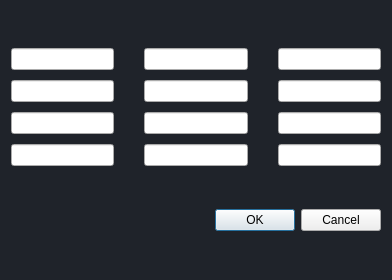
CoreFreeze/BRS, file casterName.ui: the form before one commit.
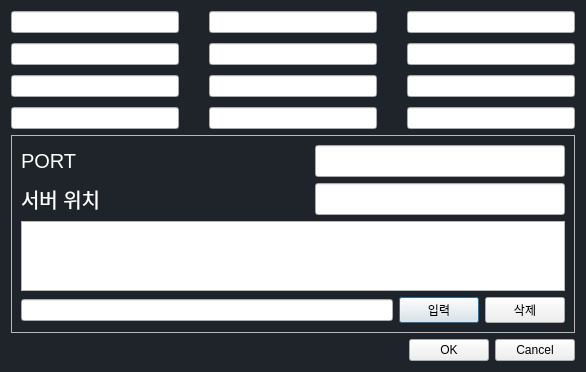
The form after the commit.

What changed in the file:
```diff
--- a/casterName.ui
+++ b/casterName.ui
@@ -9,8 +9,8 @@
    <rect>
     <x>0</x>
     <y>0</y>
-    <width>392</width>
-    <height>280</height>
+    <width>586</width>
+    <height>344</height>
    </rect>
   </property>
   <property name="windowTitle">
@@ -19,6 +19,10 @@
   <property name="styleSheet">
    <string notr="true">#Dialog {
 	background-color: #1f232a;
+}
+
+#label, #label_2 {
+	color: #FFFFFF
 }</string>
   </property>
   <layout class="QVBoxLayout" name="verticalLayout">
@@ -68,6 +72,110 @@
      </item>
     </layout>
    </item>
+   <item>
+    <widget class="QFrame" name="frame">
+     <property name="frameShape">
+      <enum>QFrame::StyledPanel</enum>
+     </property>
+     <property name="frameShadow">
+      <enum>QFrame::Raised</enum>
+     </property>
+     <layout class="QVBoxLayout" name="verticalLayout_2">
+      <item>
+       <layout class="QHBoxLayout" name="horizontalLayout_2">
+        <item>
+         <widget class="QLabel" name="label">
+          <property name="font">
+           <font>
+            <pointsize>15</pointsize>
+           </font>
+          </property>
+          <property name="text">
+           <string>PORT</string>
+          </property>
+         </widget>
+        </item>
+        <item>
+         <widget class="QLineEdit" name="portNumber">
+          <property name="maximumSize">
+           <size>
+            <width>250</width>
+            <height>16777215</height>
+           </size>
+          </property>
+          <property name="font">
+           <font>
+            <pointsize>15</pointsize>
+           </font>
+          </property>
+         </widget>
+        </item>
+       </layout>
+      </item>
+      <item>
+       <layout class="QHBoxLayout" name="horizontalLayout">
+        <item>
+         <widget class="QLabel" name="label_2">
+          <property name="font">
+           <font>
+            <pointsize>15</pointsize>
+           </font>
+          </property>
+          <property name="text">
+           <string>서버 위치</string>
+          </property>
+         </widget>
+        </item>
+        <item>
+         <widget class="QLineEdit" name="position">
+          <property name="maximumSize">
+           <size>
+            <width>250</width>
+            <height>16777215</height>
+           </size>
+          </property>
+          <property name="font">
+           <font>
+            <pointsize>15</pointsize>
+           </font>
+          </property>
+         </widget>
+        </item>
+       </layout>
+      </item>
+      <item>
+       <widget class="QListWidget" name="LocationList"/>
+      </item>
+      <item>
+       <layout class="QHBoxLayout" name="horizontalLayout_3">
+        <item>
+         <widget class="QLineEdit" name="inputLocation"/>
+        </item>
+        <item>
+         <widget class="QPushButton" name="addLocation">
+          <property name="text">
+           <string>입력</string>
+          </property>
+          <property name="autoDefault">
+           <bool>false</bool>
+          </property>
+          <property name="default">
+           <bool>true</bool>
+          </property>
+         </widget>
+        </item>
+        <item>
+         <widget class="QPushButton" name="delLocation">
+          <property name="text">
+           <string>삭제</string>
+          </property>
+         </widget>
+        </item>
+       </layout>
+      </item>
+     </layout>
+    </widget>
+   </item>
    <item>
     <widget class="QDialogButtonBox" name="buttonBox">
      <property name="orientation">
```
